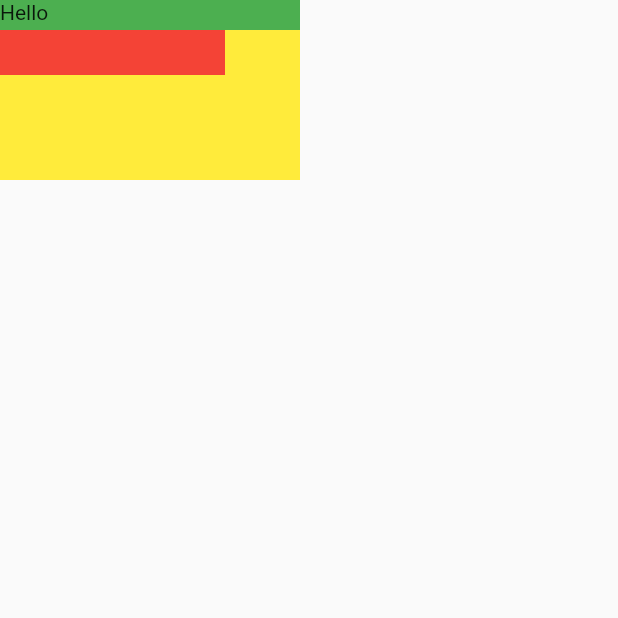
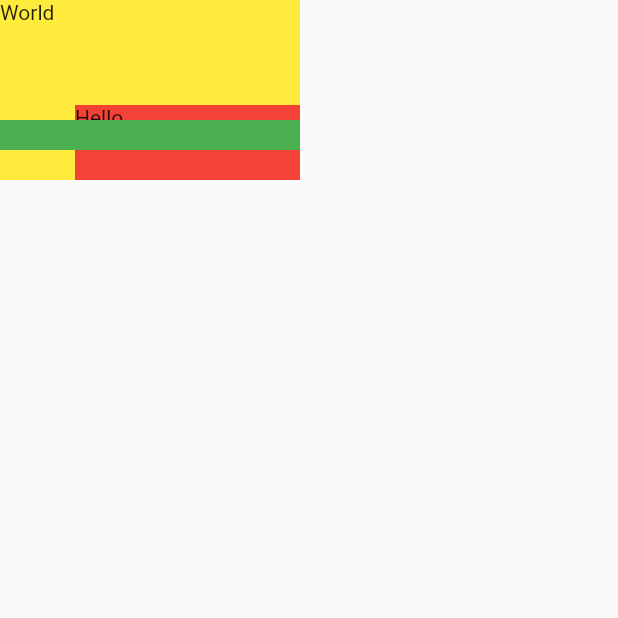
Before and after one commit to hrithikwins/headstart_flutter, a Flutter app: the screen it shows after launch, on a phone screen of 412 x 824 dp, the top half of it. Run offline on Flutter 3.47's test engine with Material 2 defaults, Android fonts, the phone set to English and light mode, and no system bars.

Commit message:
Positioned widget

```diff
--- a/lib/main.dart
+++ b/lib/main.dart
@@ -50,8 +50,8 @@ class MyHomePage extends StatelessWidget {
         // width: MediaQuery.of(context).size.width,
         child: Stack(
           // fit: StackFit.passthrough
-          // clipBehavior: Clip.hardEdge,
-          // alignment: Alignment.bottomRight,
+          // clipBehavior: Clip.antiAlias,
+          alignment: Alignment.bottomRight,
           children: <Widget>[
             Container(
               height: 120,
@@ -66,11 +66,15 @@ class MyHomePage extends StatelessWidget {
               child: Text("Hello"),
             ),
 
-            Container(
-              height: 20,
-              width: 350,
-              color: Colors.green,
-              child: Text("Hello"),
+            Positioned(
+              bottom: 20,
+              right: 0,
+              child: Container(
+                height: 20,
+                width: 350,
+                color: Colors.green,
+                child: Text("Hello"),
+              ),
             ),
           ],
         ),
```
